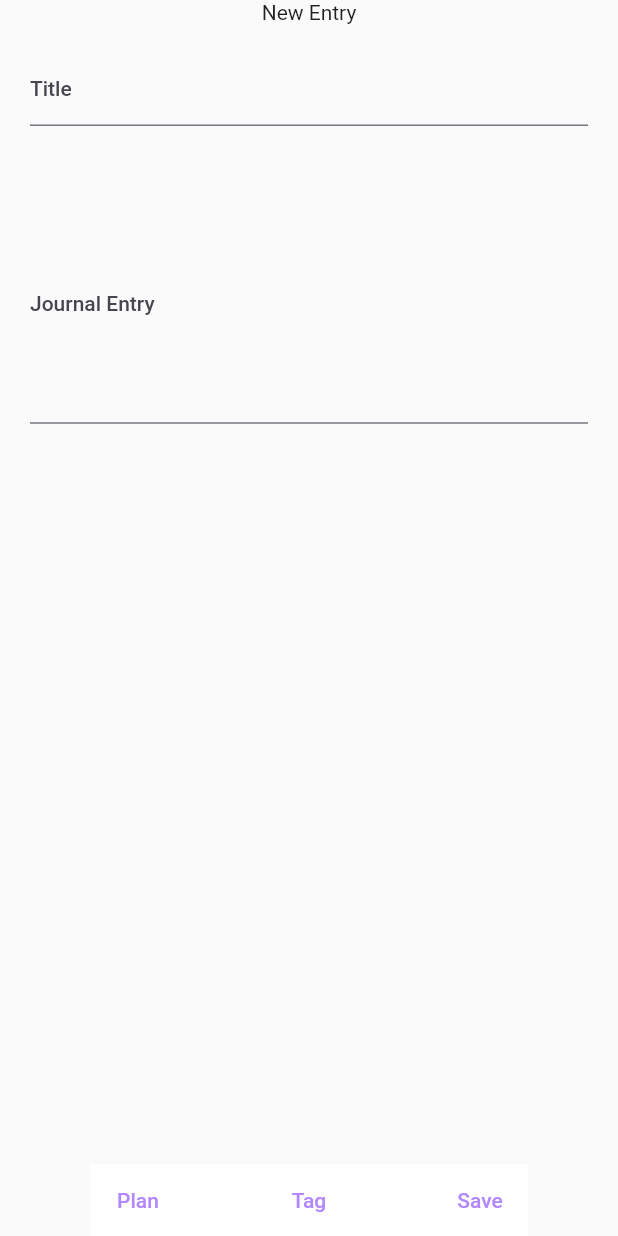
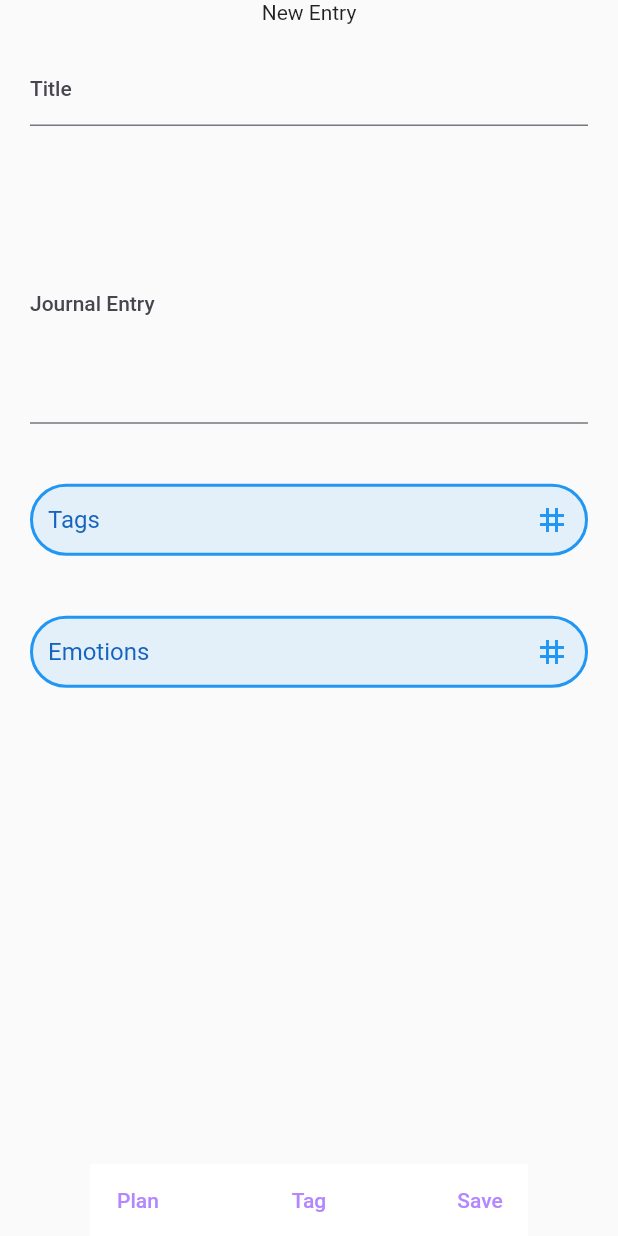
Before and after one commit to Cooljawty/PocketTherapist, a Flutter app: the NewEntryPage screen opened directly, on a phone screen of 412 x 824 dp. Run offline on Flutter 3.47's test engine with Material 2 defaults, Android fonts, the phone set to English and light mode, and no system bars; drawn by our look-alikes of multi_select_flutter; our stand-ins replace file, file_picker.

Commit message:
Temporary tags and emotion dropdown

```diff
--- a/app/lib/pages/new_entry.dart
+++ b/app/lib/pages/new_entry.dart
@@ -1,6 +1,8 @@
 import 'package:flutter/material.dart';
 import 'package:app/provider/settings.dart';
 import 'entry.dart';
+import 'package:app/provider/settings.dart' as prov;
+import 'package:multi_select_flutter/multi_select_flutter.dart';
 
 class NewEntryPage extends StatefulWidget {
   static Route<dynamic> route() {
@@ -13,7 +15,24 @@ class NewEntryPage extends StatefulWidget {
   State<NewEntryPage> createState() => _NewEntryPageState();
 }
 
+// Temporary tags - move to settings(?)
+class Tag {
+  final int id;
+  final String name;
+
+  Tag({
+    required this.id,
+    required this.name,
+  });
+}
+
 class _NewEntryPageState extends State<NewEntryPage> {
+  final _items = prov.tagList.asMap().entries.map((tag) {
+    int idx = tag.key;
+    String val = tag.value;
+
+    return MultiSelectItem<Tag>(Tag(id: idx, name: val), val);
+  }).toList();
   // Add text controllers to retrieve text data
   final titleController = TextEditingController();
   final journalController = TextEditingController();
@@ -62,7 +81,69 @@ class _NewEntryPageState extends State<NewEntryPage> {
               ),
             ),
 
-            // Add emotion wheel
+            // Temporary Tags
+            Padding(
+              padding: EdgeInsets.all(20),
+              child: MultiSelectDialogField(
+                items: _items,
+                title: const Text("Tags"),
+                listType: MultiSelectListType.LIST,
+                decoration: BoxDecoration(
+                  color: Colors.blue.withOpacity(0.1),
+                  borderRadius: const BorderRadius.all(Radius.circular(40)),
+                  border: Border.all(
+                    color: Colors.blue,
+                    width: 2,
+                  ),
+                ),
+                buttonIcon: const Icon(
+                  Icons.tag,
+                  color: Colors.blue,
+                ),
+                buttonText: Text(
+                  "Tags",
+                  style: TextStyle(
+                    color: Colors.blue[800],
+                    fontSize: 16,
+                  ),
+                ),
+                onConfirm: (results) {
+                  //_selectedAnimals = results;
+                },
+              ),
+            ),
+
+            // Temporary Tags
+            Padding(
+              padding: EdgeInsets.all(20),
+              child: MultiSelectDialogField(
+                items: _items,
+                title: const Text("Emotions"),
+                listType: MultiSelectListType.LIST,
+                decoration: BoxDecoration(
+                  color: Colors.blue.withOpacity(0.1),
+                  borderRadius: const BorderRadius.all(Radius.circular(40)),
+                  border: Border.all(
+                    color: Colors.blue,
+                    width: 2,
+                  ),
+                ),
+                buttonIcon: const Icon(
+                  Icons.tag,
+                  color: Colors.blue,
+                ),
+                buttonText: Text(
+                  "Emotions",
+                  style: TextStyle(
+                    color: Colors.blue[800],
+                    fontSize: 16,
+                  ),
+                ),
+                onConfirm: (results) {
+                  //_selectedAnimals = results;
+                },
+              ),
+            ),
 
             //box SizedBox keeps the plan, tag, and save buttons on the bottom.
             const Expanded(child: SizedBox(height: 1)),
```
